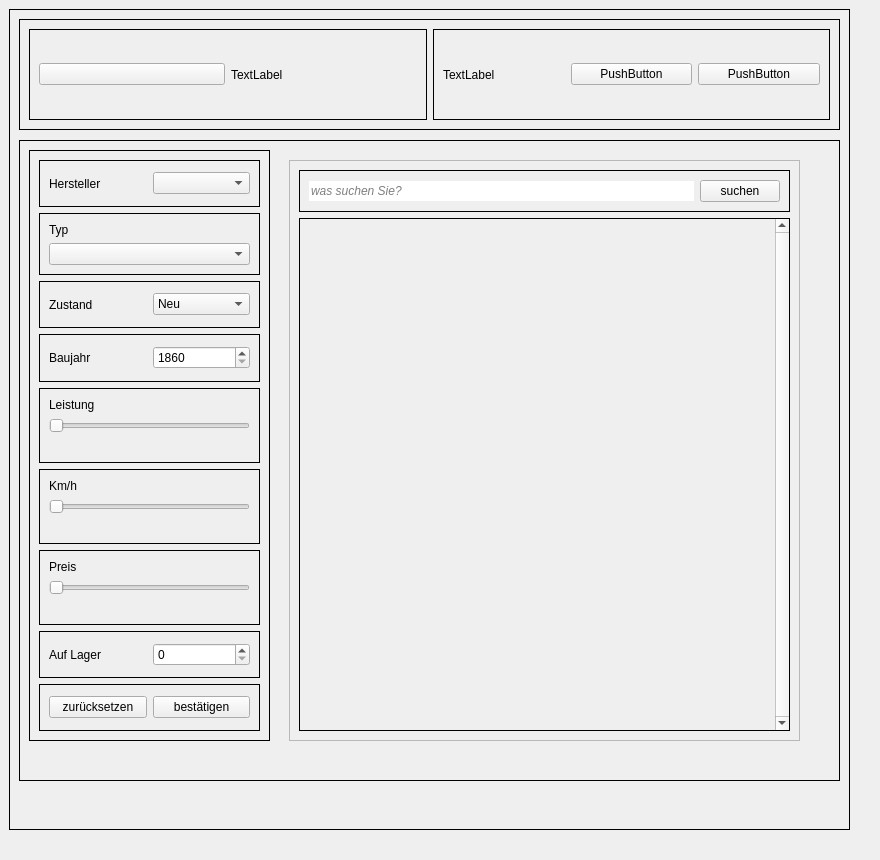
Old version of the form frontend/Startseite.ui in the repository nhatlam96/gui-xtraktor.
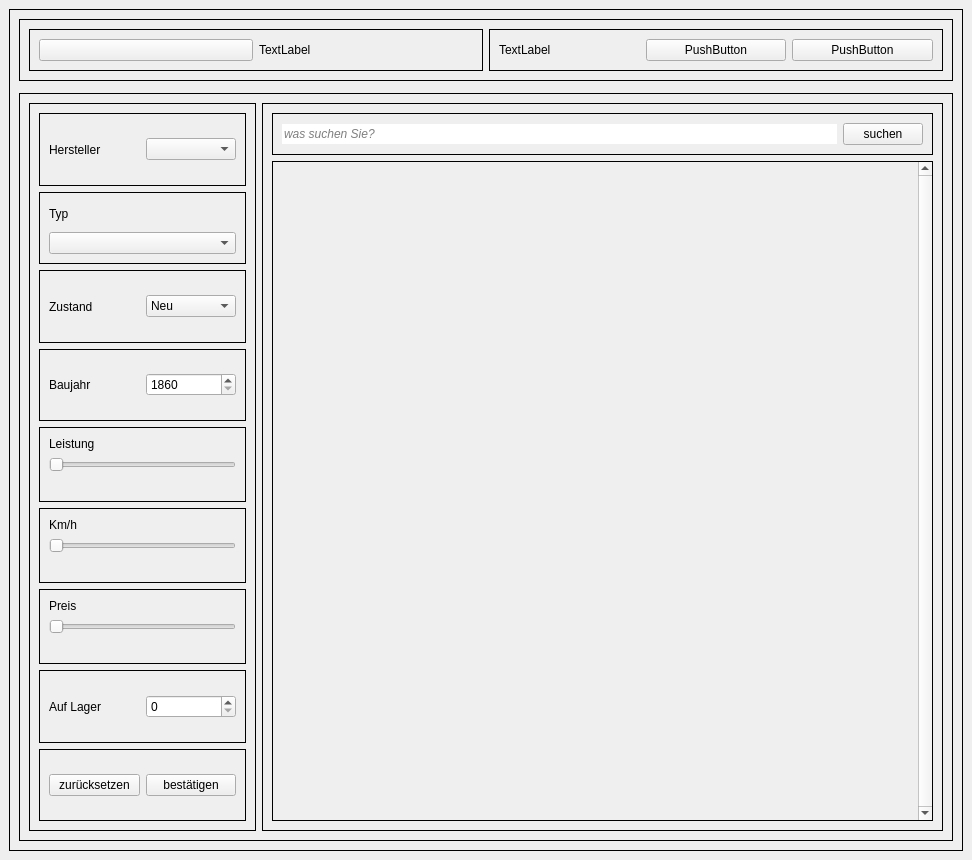
New version of the form.

Diff of the .ui file:
```diff
--- a/frontend/Startseite.ui
+++ b/frontend/Startseite.ui
@@ -6,7 +6,7 @@
    <rect>
     <x>0</x>
     <y>0</y>
-    <width>880</width>
+    <width>972</width>
     <height>860</height>
    </rect>
   </property>
@@ -18,38 +18,26 @@
   </property>
   <property name="maximumSize">
    <size>
-    <width>880</width>
-    <height>860</height>
+    <width>16777215</width>
+    <height>16777215</height>
    </size>
   </property>
   <property name="windowTitle">
    <string>MainWindow</string>
   </property>
   <widget class="QWidget" name="frame_2">
+   <layout class="QHBoxLayout" name="horizontalLayout_7">
+    <item>
    <widget class="QFrame" name="main_frame">
-    <property name="geometry">
-     <rect>
-      <x>9</x>
-      <y>9</y>
-      <width>841</width>
-      <height>821</height>
-     </rect>
-    </property>
     <property name="frameShape">
      <enum>QFrame::Box</enum>
     </property>
     <property name="frameShadow">
      <enum>QFrame::Plain</enum>
     </property>
+      <layout class="QVBoxLayout" name="verticalLayout_7" stretch="1,11">
+       <item alignment="Qt::AlignTop">
     <widget class="QFrame" name="header_frame">
-     <property name="geometry">
-      <rect>
-       <x>10</x>
-       <y>10</y>
-       <width>821</width>
-       <height>111</height>
-      </rect>
-     </property>
      <property name="frameShape">
       <enum>QFrame::Box</enum>
      </property>
@@ -57,7 +45,7 @@
       <enum>QFrame::Plain</enum>
      </property>
      <layout class="QHBoxLayout" name="horizontalLayout">
-      <item>
+          <item alignment="Qt::AlignTop">
        <widget class="QFrame" name="frame">
         <property name="frameShape">
          <enum>QFrame::Box</enum>
@@ -83,7 +71,7 @@
         </layout>
        </widget>
       </item>
-      <item>
+          <item alignment="Qt::AlignTop">
        <widget class="QFrame" name="frame_3">
         <property name="frameShape">
          <enum>QFrame::Box</enum>
@@ -118,30 +106,18 @@
       </item>
      </layout>
     </widget>
+       </item>
+       <item>
     <widget class="QFrame" name="content_frame">
-     <property name="geometry">
-      <rect>
-       <x>10</x>
-       <y>131</y>
-       <width>821</width>
-       <height>641</height>
-      </rect>
-     </property>
      <property name="frameShape">
       <enum>QFrame::Box</enum>
      </property>
      <property name="frameShadow">
       <enum>QFrame::Plain</enum>
      </property>
+         <layout class="QHBoxLayout" name="horizontalLayout_8" stretch="1,3">
+          <item>
      <widget class="QFrame" name="frame_4">
-      <property name="geometry">
-       <rect>
-        <x>10</x>
-        <y>10</y>
-        <width>241</width>
-        <height>591</height>
-       </rect>
-      </property>
       <property name="frameShape">
        <enum>QFrame::Box</enum>
       </property>
@@ -433,17 +409,11 @@
        </item>
       </layout>
      </widget>
+          </item>
+          <item>
      <widget class="QFrame" name="frame_5">
-      <property name="geometry">
-       <rect>
-        <x>270</x>
-        <y>20</y>
-        <width>511</width>
-        <height>581</height>
-       </rect>
-      </property>
       <property name="frameShape">
-       <enum>QFrame::StyledPanel</enum>
+             <enum>QFrame::Box</enum>
       </property>
       <property name="frameShadow">
        <enum>QFrame::Plain</enum>
@@ -505,8 +475,8 @@
            <rect>
             <x>0</x>
             <y>0</y>
-               <width>475</width>
-               <height>508</height>
+                  <width>642</width>
+                  <height>656</height>
            </rect>
           </property>
          </widget>
@@ -514,8 +484,14 @@
        </item>
       </layout>
      </widget>
-    </widget>
-   </widget>
+          </item>
+         </layout>
+        </widget>
+       </item>
+      </layout>
+     </widget>
+    </item>
+   </layout>
   </widget>
  </widget>
  <resources/>
```
Lines whose indentation alone changed are shown as unchanged.
